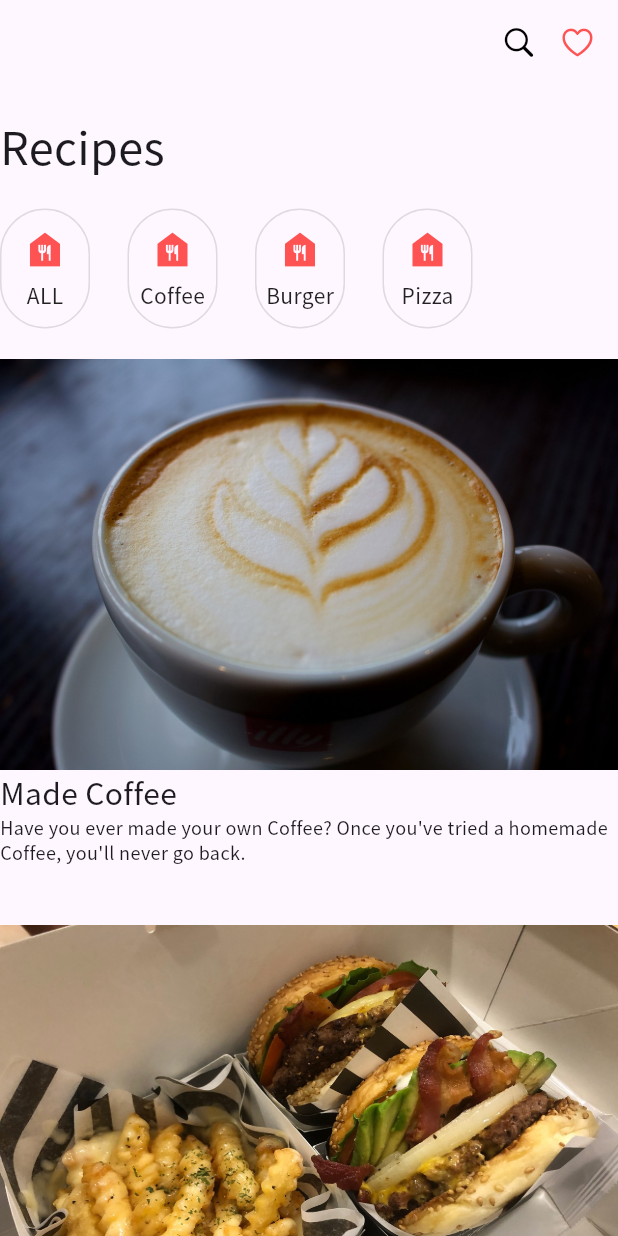
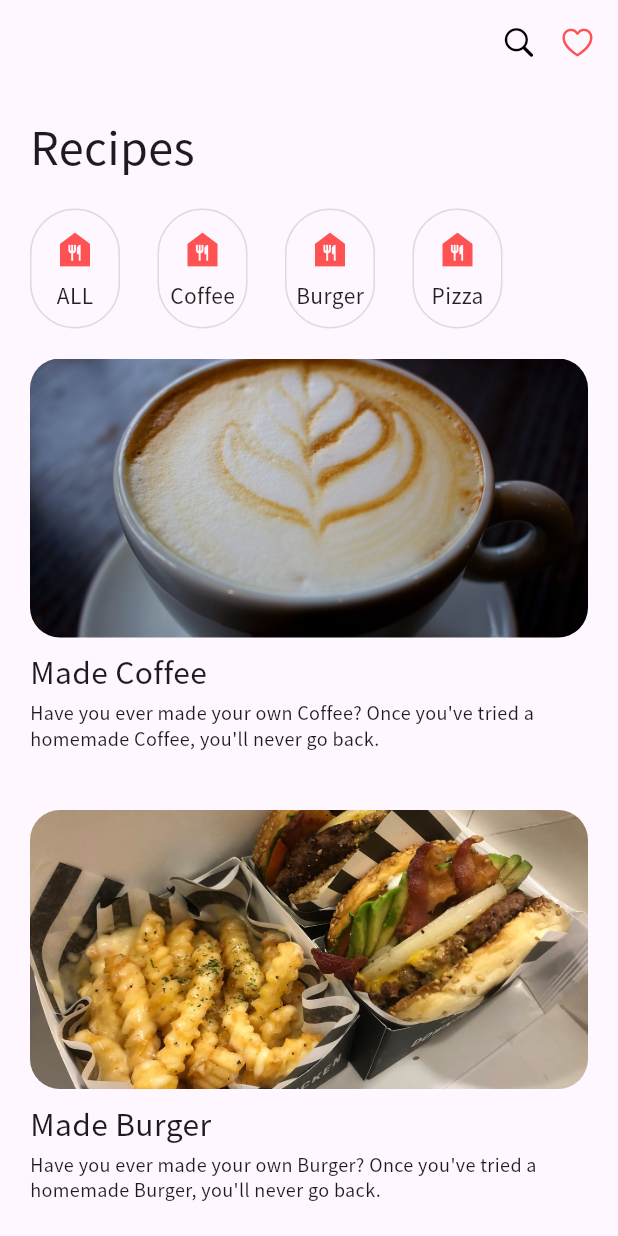
Before and after one commit to ilsong963/flutter_recipe_app, a Flutter app: the screen it shows after launch, on a phone screen of 412 x 824 dp. Run offline on Flutter 3.47's test engine with Material 3 defaults, Android fonts, the phone set to English and light mode, and no system bars.

Commit message:
feat: RecipeListItem 이미지 수정

```diff
--- a/lib/main.dart
+++ b/lib/main.dart
@@ -34,8 +34,9 @@ class RecipePage extends StatelessWidget {
           SizedBox(width: 15),
         ],
       ),
-      body: Column(
-        crossAxisAlignment: CrossAxisAlignment.start,
+      body: Padding(
+        padding: EdgeInsets.symmetric(horizontal: 20),
+        child: ListView(
           children: [
             RecipeTitle(),
             RecipeMenu(),
@@ -44,6 +45,7 @@ class RecipePage extends StatelessWidget {
             RecipeListItem('pizza', 'Pizza'), // for pizza/ for pizza
           ],
         ),
+      ),
     );
   }
 }
--- a/lib/recipe_list_item.dart
+++ b/lib/recipe_list_item.dart
@@ -13,10 +13,18 @@ class RecipeListItem extends StatelessWidget {
       child: Column(
         crossAxisAlignment: CrossAxisAlignment.start,
         children: [
-          Image.asset('assets/images/$assetName.jpg'),
+          AspectRatio(
+            aspectRatio: 2 / 1,
+            child: ClipRRect(
+              borderRadius: BorderRadius.circular(20),
+              child: Image.asset('assets/images/$assetName.jpg', fit: BoxFit.cover),
+            ),
+          ),
+          SizedBox(height: 8),
           Text('Made $title', style: TextStyle(fontSize: 20)),
+
+          SizedBox(height: 4),
           Text(
-            // 문자열 안에 $기호와 변수명을 입력하면 문자열 내에서 변수를 사용할 수 있습니다.
             "Have you ever made your own $title? Once you've tried a homemade $title, you'll never go back.",
             style: TextStyle(fontSize: 12),
           ),
```
Lines whose indentation alone changed are shown as unchanged.
